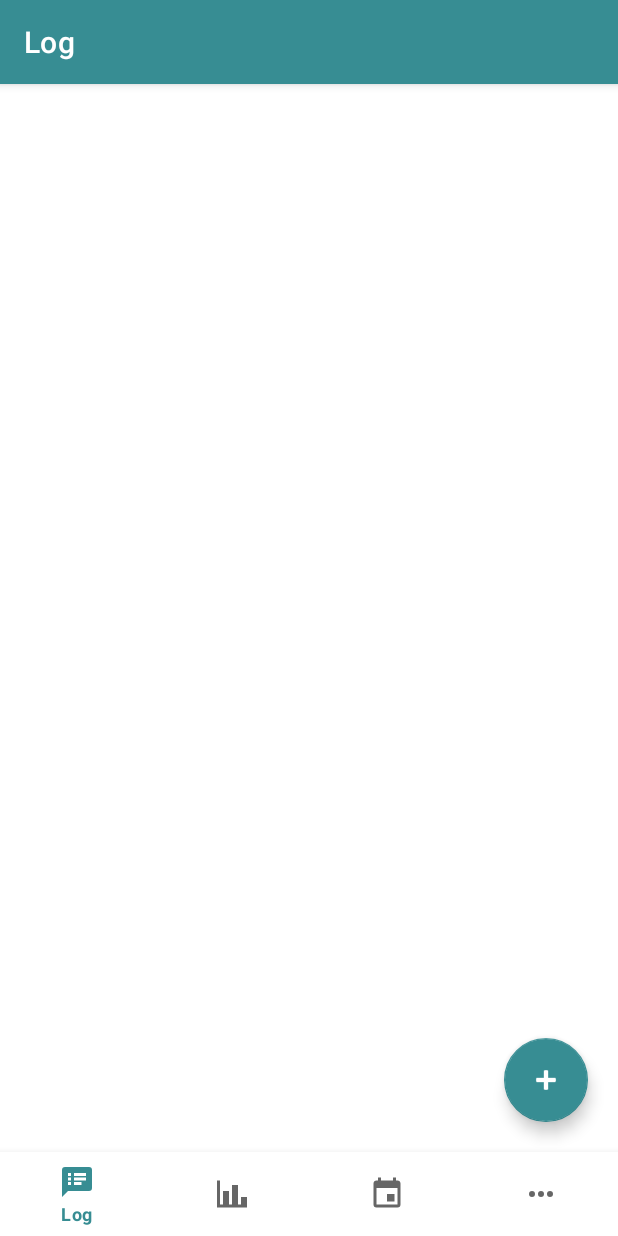
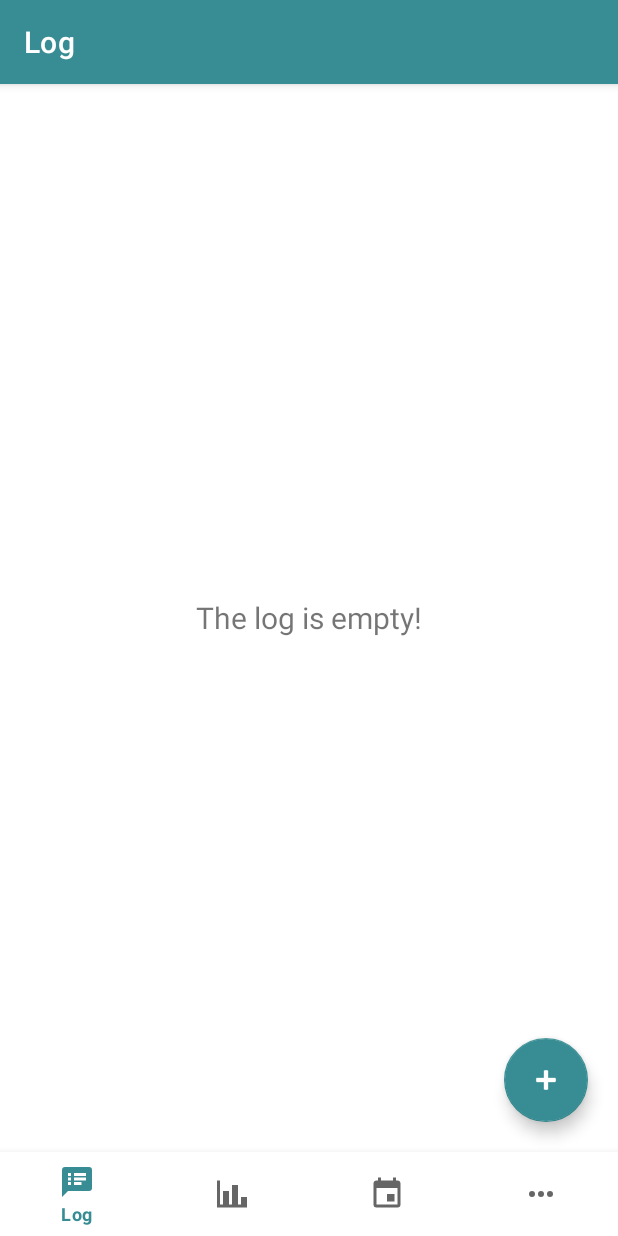
Before and after one commit to alakhalil/Mobile-interactions, an Android app: the screen it shows after launch (MainActivity), on a phone screen of 412 x 824 dp. Run offline under Robolectric (Android 15) with nearby library versions, the phone set to English and light mode, and no system bars; our stand-ins replace navigation-ui.

Commit message:
add a statement to indicate empty enteries

```diff
--- a/MoodTracker/app/src/main/java/com/example/moodtracker/views/HomeFragment.java
+++ b/MoodTracker/app/src/main/java/com/example/moodtracker/views/HomeFragment.java
@@ -2,6 +2,7 @@ package com.example.moodtracker.views;
 
 
 import android.os.Bundle;
+import android.util.Log;
 import android.view.LayoutInflater;
 import android.view.View;
 import android.view.ViewGroup;
@@ -36,6 +37,10 @@ public class HomeFragment extends Fragment {
         homeViewModel.getEntries().observe(getActivity(), new Observer<ArrayList<Entry>>() {
             @Override
             public void onChanged(ArrayList<Entry> entries) {
+
+                 if (homeViewModel.getEntries().getValue().size()!=0) {
+                    binding.emptyLog.setVisibility(View.GONE);
+                }
                 listAdapter.notifyDataSetChanged();
             }
         });
@@ -62,6 +67,11 @@ public class HomeFragment extends Fragment {
                 Navigation.findNavController(view).navigate(R.id.feelings_layout);
             }
         });
+        Log.d("test", String.valueOf(homeViewModel.getEntries().getValue().size()));
+        if(homeViewModel.getEntries().getValue().size()==0) {
+            binding.emptyLog.setVisibility(View.VISIBLE);
+        }
+
 
         return root;
     }
--- a/MoodTracker/app/src/main/res/layout/fragment_home.xml
+++ b/MoodTracker/app/src/main/res/layout/fragment_home.xml
@@ -1,23 +1,29 @@
 <?xml version="1.0" encoding="utf-8"?>
-<androidx.constraintlayout.widget.ConstraintLayout xmlns:android="http://schemas.android.com/apk/res/android"
+<FrameLayout xmlns:android="http://schemas.android.com/apk/res/android"
+    android:layout_width="match_parent"
+    android:layout_height="match_parent"
     xmlns:app="http://schemas.android.com/apk/res-auto"
     xmlns:tools="http://schemas.android.com/tools"
-    android:layout_width="match_parent"
-    android:layout_height="match_parent"
     tools:context=".views.HomeFragment"
     android:layout_marginBottom="?android:attr/actionBarSize">
 
-    <com.google.android.material.floatingactionbutton.FloatingActionButton
-        android:id="@+id/fab"
-        android:layout_margin="20dp"
-        android:layout_width="wrap_content"
+    <TextView
+        android:id="@+id/empty_log"
+        android:layout_width="fill_parent"
+        android:layout_height="fill_parent"
+        android:gravity="center_vertical|center_horizontal"
+        android:text="@string/the_log_is_empty"
+        android:textSize="20sp">
+    </TextView>
+
+    <ListView
+        android:id="@+id/entries"
+        android:layout_width="match_parent"
         android:layout_height="wrap_content"
-        android:layout_gravity="bottom|end"
-        android:contentDescription="@string/add_entry"
-        app:layout_constraintBottom_toBottomOf="@+id/relativeLayout"
-        app:layout_constraintEnd_toEndOf="parent"
-        app:srcCompat="@android:drawable/ic_input_add"
-        tools:ignore="MissingConstraints" />
+        android:layout_marginVertical="0dp"
+        android:divider="@null"
+        tools:listitem="@layout/entry_item" />
+
 
     <RelativeLayout
         android:id="@+id/relativeLayout"
@@ -31,21 +37,19 @@
             android:layout_centerInParent="true"
             android:visibility="gone" />
 
+
     </RelativeLayout>
 
-    <ListView
-        android:id="@+id/entries"
-        android:layout_width="match_parent"
-        android:layout_height="match_parent"
-        android:layout_marginVertical="0dp"
-        android:divider="@null"
-        app:layout_constraintBottom_toBottomOf="parent"
+    <com.google.android.material.floatingactionbutton.FloatingActionButton
+        android:id="@+id/fab"
+        android:layout_width="wrap_content"
+        android:layout_height="wrap_content"
+        android:layout_gravity="bottom|end"
+        android:contentDescription="@string/add_entry"
+        app:layout_constraintBottom_toBottomOf="@+id/relativeLayout"
         app:layout_constraintEnd_toEndOf="parent"
-        app:layout_constraintHorizontal_bias="0.473"
-        app:layout_constraintStart_toStartOf="parent"
-        app:layout_constraintTop_toTopOf="parent"
-        app:layout_constraintVertical_bias="0.0"
-        tools:listitem="@layout/entry_item" />
+        app:srcCompat="@android:drawable/ic_input_add"
+        android:layout_margin="20dp"
+        tools:ignore="MissingConstraints" />
 
-
-</androidx.constraintlayout.widget.ConstraintLayout>
+</FrameLayout>
--- a/MoodTracker/app/src/main/res/values/strings.xml
+++ b/MoodTracker/app/src/main/res/values/strings.xml
@@ -83,6 +83,7 @@
     <string name="grace_hudson">Grace Hudson</string>
     <string name="yosef_trevor">Yosef Trevor</string>
     <string name="weekly_report">Weekly Report</string>
+    <string name="the_log_is_empty">The log is empty!</string>
 
 
 </resources>
```
